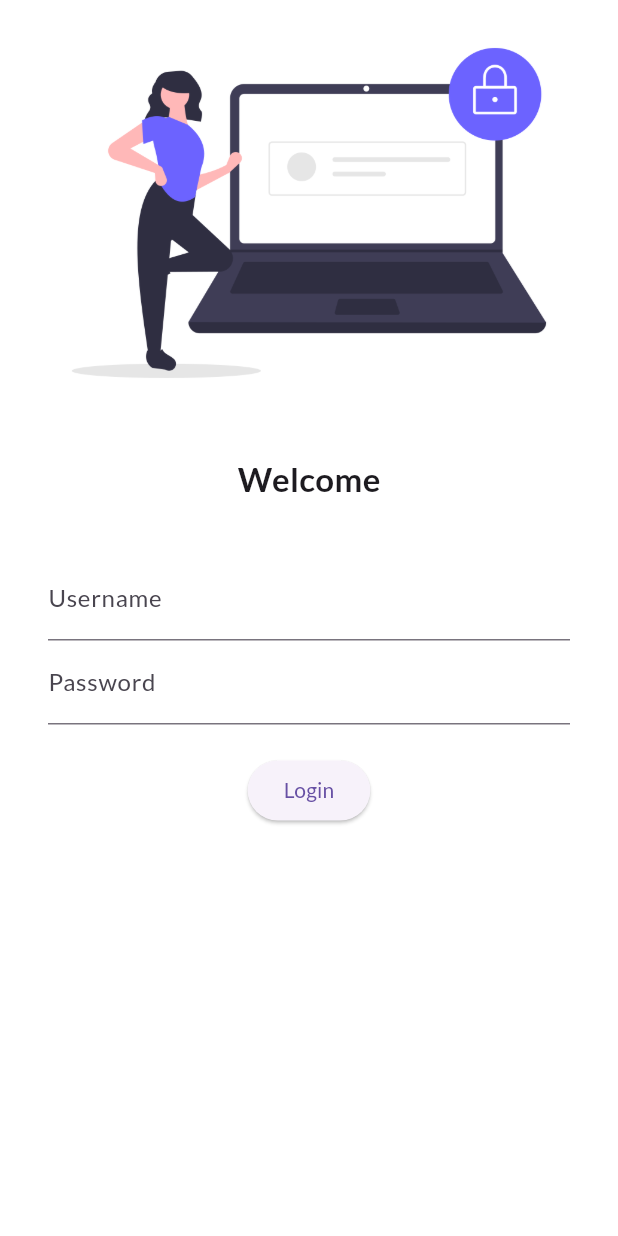
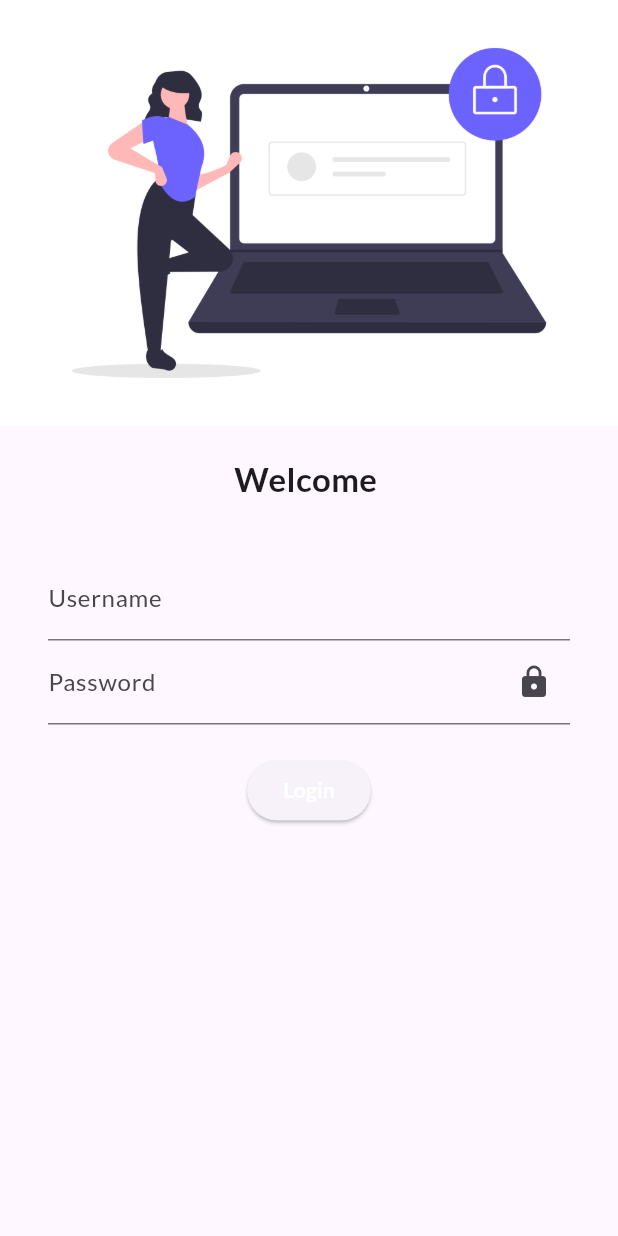
Before and after one commit to VENKATSAI643/Flutter-Basics-with-Codepur, a Flutter app: the screen it shows after launch, on a phone screen of 412 x 824 dp. Run offline on Flutter 3.47's test engine with Material 3 defaults, Android fonts, the phone set to English and light mode, and no system bars; our stand-ins replace google_fonts.

Commit message:
No errors

```diff
--- a/lib/main.dart
+++ b/lib/main.dart
@@ -1,7 +1,7 @@
 import 'package:flutter/material.dart';
 import 'package:flutter_application_1/pages/home_page.dart';
-import 'package:flutter_application_1/pages/login_page.dart';
 import 'package:google_fonts/google_fonts.dart';
+import 'package:flutter_application_1/pages/Login_page.dart';
 
 void main() {
   runApp(Myapp());
@@ -21,9 +21,9 @@ class Myapp extends StatelessWidget {
       ),
       initialRoute: "/",
       routes: {
-        "/": (context) => loginpage(),
+        "/": (context) => Loginpage(),
         "/home": (context) => HomePage(),
-        "/login": (context) => loginpage()
+        "/login": (context) => Loginpage()
       },
     );
   }
--- a/lib/pages/home_page.dart
+++ b/lib/pages/home_page.dart
@@ -7,15 +7,14 @@ class HomePage extends StatelessWidget {
   Widget build(BuildContext context) {
     return Scaffold(
       appBar: AppBar(
-          title: Center(
+          title: const Center(
         child: Text("Catalog App"),
       )),
-      body: Center(
-        child: Container(
-          child: Text("Welcome to $days days of flutter by $name by venkat"),
-        ),
+      body: Container(
+        color: Colors.lightBlueAccent,
+        child: Text("Welcome to $days days of flutter by $name by venkat"),
       ),
-      drawer: Drawer(),
+      drawer: const Drawer(),
     );
   }
 }
--- a/lib/pages/login_page.dart
+++ b/lib/pages/login_page.dart
@@ -1,25 +1,32 @@
 import 'package:flutter/material.dart';
+import 'package:flutter_application_1/utlis/routes.dart';
 
-class loginpage extends StatelessWidget {
-  const loginpage({super.key});
+class Loginpage extends StatefulWidget {
+  const Loginpage({super.key});
+
+  @override
+  State<Loginpage> createState() => _LoginpageState();
+}
+
+class _LoginpageState extends State<Loginpage> {
+  String name = "";
 
   @override
   Widget build(BuildContext context) {
-    return Material(
-      color: Colors.white,
-      child: SingleChildScrollView(
+    return Scaffold(
+      body: SingleChildScrollView(
         child: Column(
           children: [
             Image.asset(
               "assets/images/undraw_secure_login_pdn4.png",
-              fit: BoxFit.contain,
+              fit: BoxFit.cover,
             ),
-            SizedBox(
+            const SizedBox(
               height: 20.0,
             ),
             Text(
-              "Welcome",
-              style: TextStyle(
+              "Welcome $name",
+              style: const TextStyle(
                 fontSize: 22,
                 fontWeight: FontWeight.bold,
               ),
@@ -28,31 +35,45 @@ class loginpage extends StatelessWidget {
               padding: const EdgeInsets.symmetric(vertical: 16, horizontal: 32),
               child: Column(
                 children: [
-                  SizedBox(
+                  const SizedBox(
                     height: 20.0,
                   ),
                   TextFormField(
-                    decoration: InputDecoration(
+                    decoration: const InputDecoration(
                       hintText: "Enter Username",
                       labelText: "Username",
                     ),
+                    onChanged: (value) {
+                      name = value;
+                      setState(() {});
+                    },
                   ),
                   TextFormField(
                     obscureText: true,
                     decoration: InputDecoration(
                       hintText: "Enter Password",
                       labelText: "Password",
+                      suffixIcon: IconButton(
+                        icon: const Icon(Icons.lock),
+                        onPressed: () {},
+                      ),
                     ),
                   ),
-                  SizedBox(
+                  const SizedBox(
                     height: 20.0,
                   ),
                   ElevatedButton(
-                    child: Text("Login"),
-                    style: TextButton.styleFrom(),
                     onPressed: () {
-                      print("Hi Venkat Sai");
+                      Navigator.of(context)
+                          .pushReplacementNamed(MyRoutes.homeRoute);
                     },
+                    child: const Text(
+                      "Login",
+                      style: TextStyle(
+                        color: Colors.white,
+                        fontWeight: FontWeight.bold,
+                      ),
+                    ),
                   )
                 ],
               ),
--- /dev/null
+++ b/lib/utlis/routes.dart
@@ -0,0 +1,4 @@
+class MyRoutes {
+  static String loginRoute = "/login";
+  static String homeRoute = "/home";
+}
--- a/pubspec.yaml
+++ b/pubspec.yaml
@@ -46,7 +46,7 @@ dev_dependencies:
   # activated in the `analysis_options.yaml` file located at the root of your
   # package. See that file for information about deactivating specific lint
   # rules and activating additional ones.
-  flutter_lints: ^2.0.0
+  flutter_lints: ^3.0.1
 
 # For information on the generic Dart part of this file, see the
 # following page: https://dart.dev/tools/pub/pubspec
```
Also changed, not shown: pubspec.lock.
